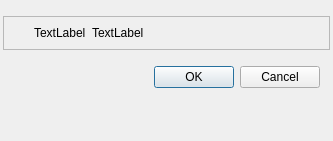
wkqCatch/universalLib, file QUniversalFrameLib/QCustomMessageBox.ui: the form before one commit.
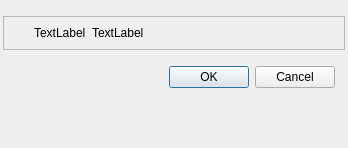
The form after the commit.

```diff
--- a/QUniversalFrameLib/QCustomMessageBox.ui
+++ b/QUniversalFrameLib/QCustomMessageBox.ui
@@ -6,8 +6,8 @@
    <rect>
     <x>0</x>
     <y>0</y>
-    <width>333</width>
-    <height>141</height>
+    <width>348</width>
+    <height>148</height>
    </rect>
   </property>
   <property name="focusPolicy">
```
